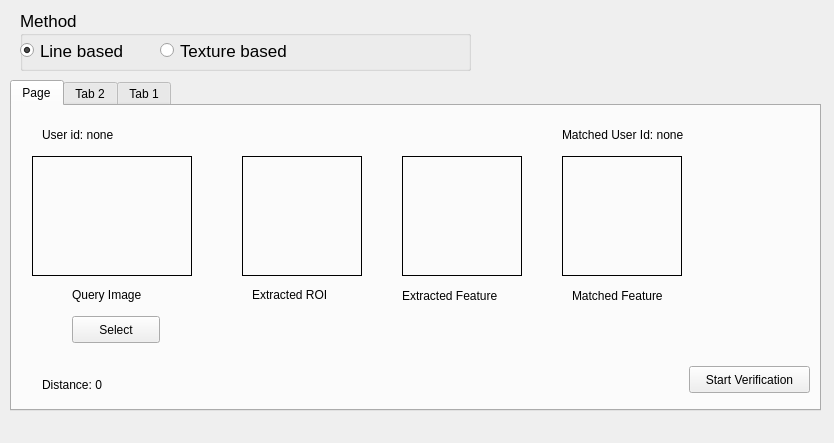
Above: mainwindow.ui from szaboa/PalmPrintAuthentication before the change. Below: the same form after it.
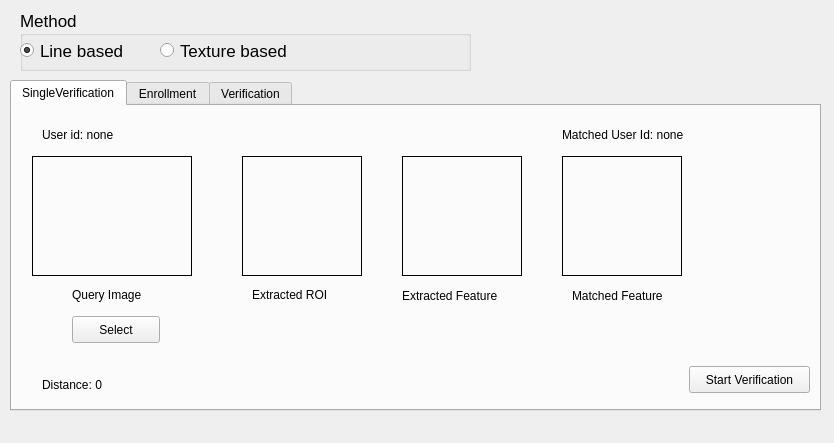
That is the form after the change. The open tabs and pages were chosen to show the change.

Patch:
```diff
--- a/mainwindow.ui
+++ b/mainwindow.ui
@@ -28,7 +28,7 @@
     </property>
     <widget class="QWidget" name="tab_3">
      <attribute name="title">
-      <string>Page</string>
+      <string>SingleVerification</string>
      </attribute>
      <widget class="QPushButton" name="pushButton">
       <property name="geometry">
@@ -104,7 +104,7 @@
        <string/>
       </property>
      </widget>
-     <widget class="QLabel" name="labelMatchedFeature">
+     <widget class="QLabel" name="imgMatchedFeature">
       <property name="geometry">
        <rect>
         <x>550</x>
@@ -159,7 +159,7 @@
        <string>Extracted Feature</string>
       </property>
      </widget>
-     <widget class="QLabel" name="label_13">
+     <widget class="QLabel" name="labelMatchedFeature">
       <property name="geometry">
        <rect>
         <x>560</x>
@@ -214,7 +214,7 @@
     </widget>
     <widget class="QWidget" name="tab_2">
      <attribute name="title">
-      <string>Tab 2</string>
+      <string>Enrollment</string>
      </attribute>
      <layout class="QGridLayout" name="gridLayout_2">
       <item row="0" column="0">
@@ -371,7 +371,7 @@
     </widget>
     <widget class="QWidget" name="tab">
      <attribute name="title">
-      <string>Tab 1</string>
+      <string>Verification</string>
      </attribute>
      <layout class="QGridLayout" name="gridLayout_3">
       <item row="0" column="0">
```
Left out of the diff: 74 changed lines with no effect on the pictures.
